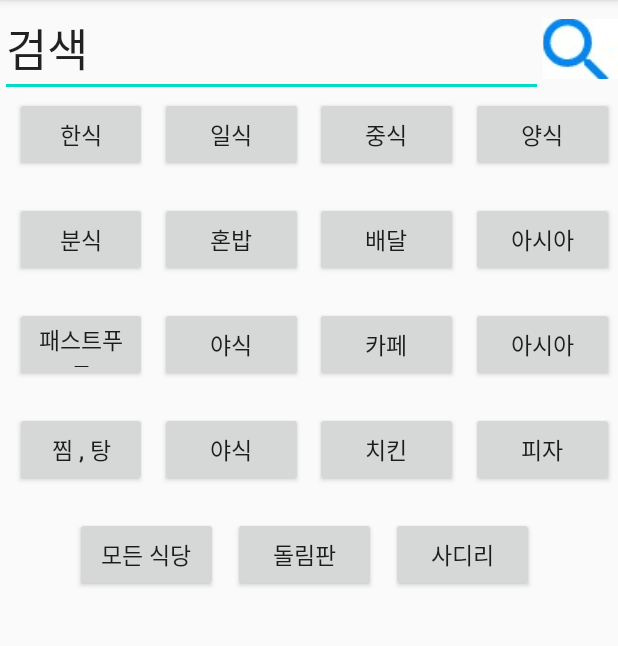
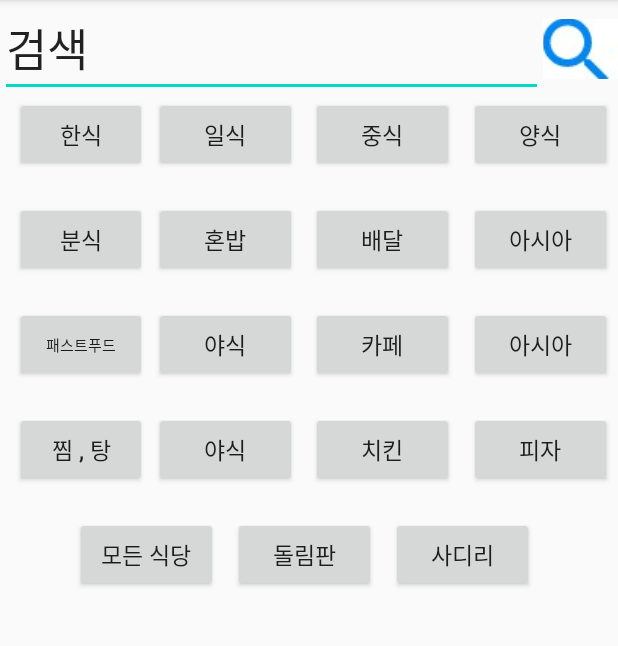
Before and after one commit to qkrwogur/FoodRoulette, an Android app: the screen it shows after launch (MainActivity), on a phone screen of 412 x 824 dp, the part 84-730 px from its top. Run offline under Robolectric (Android 15) with nearby library versions, the phone set to English and light mode, and no system bars.

```diff
--- a/app/src/main/java/com/example/food/MainActivity.java
+++ b/app/src/main/java/com/example/food/MainActivity.java
@@ -35,6 +35,7 @@ public class MainActivity extends AppCompatActivity {
             @Override
             public void onClick(View view) {
                 Intent intent=new Intent(getApplicationContext(),test.class);
+                intent.putExtra("category"," 식당");
                 startActivity(intent);
             }
         });
--- a/app/src/main/java/com/example/food/gps.java
+++ b/app/src/main/java/com/example/food/gps.java
@@ -41,10 +41,14 @@ public class gps extends AppCompatActivity {
     private FusedLocationProviderClient fusedLocationProviderClient;
     private LocationRequest locationRequest;
     private double longitude, latitude;
+    String category;
 
     @Override
     protected void onCreate(Bundle savedInstanceState) {
         super.onCreate(savedInstanceState);
+        Intent intentread=getIntent();
+        category = intentread.getStringExtra("category");
+
     }
 
     @Override
@@ -158,6 +162,7 @@ public class gps extends AppCompatActivity {
             Intent intent = new Intent(gps.this, test.class);
             intent.putExtra("latitude", latitude);
             intent.putExtra("longitude", longitude);
+            intent.putExtra("category", category);
             startActivity(intent);
             finish();
         }
--- a/app/src/main/res/layout/activity_main.xml
+++ b/app/src/main/res/layout/activity_main.xml
@@ -48,7 +48,6 @@
         android:layout_height="50dp"
         android:text="일식"
         android:textSize="15sp"
-        android:layout_marginLeft="5dp"
         app:layout_constraintRight_toLeftOf="@id/chain"
         app:layout_constraintLeft_toRightOf="@id/korea"
         app:layout_constraintTop_toBottomOf="@id/MainEdit" />
@@ -122,7 +121,7 @@
         android:layout_width="0dp"
         android:layout_height="50dp"
         android:text="패스트푸드"
-        android:textSize="15sp"
+        android:textSize="10sp"
         android:layout_marginTop="20dp"
         app:layout_constraintLeft_toLeftOf="@id/korea"
         app:layout_constraintRight_toRightOf="@id/korea"
```
Also changed, not shown: app/src/main/java/com/example/food/test.java (+13 -6 lines).
